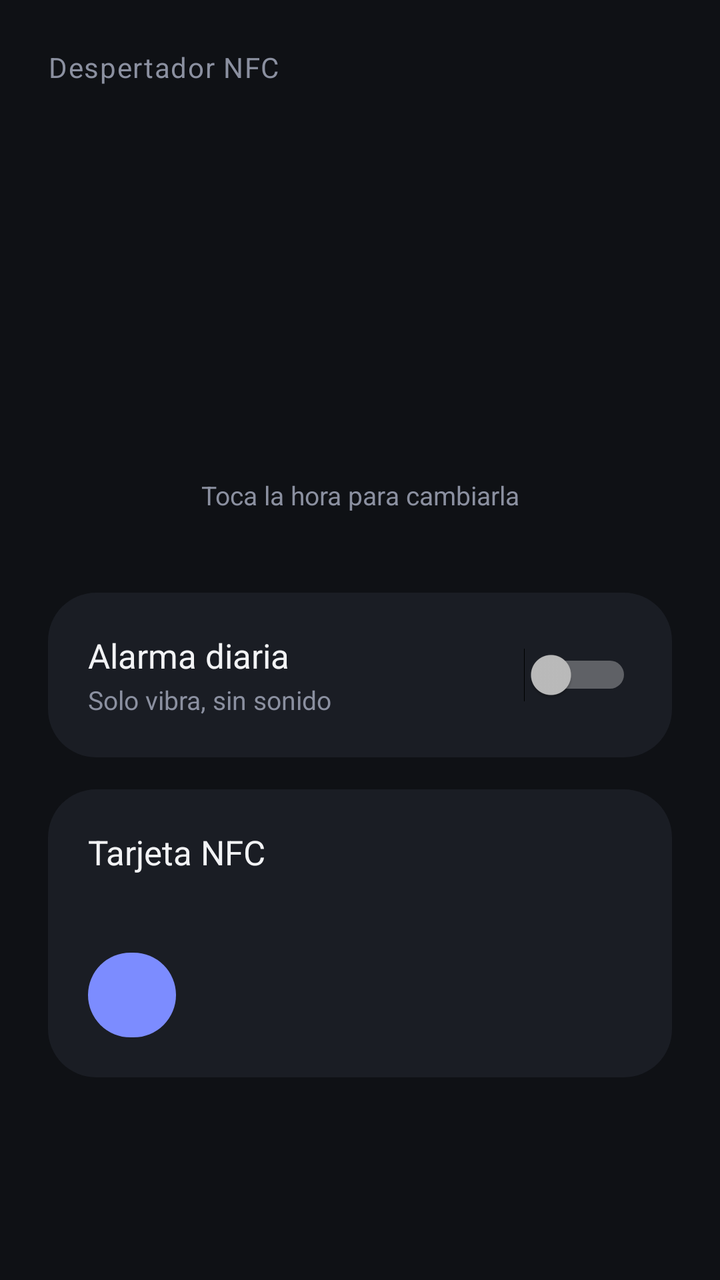
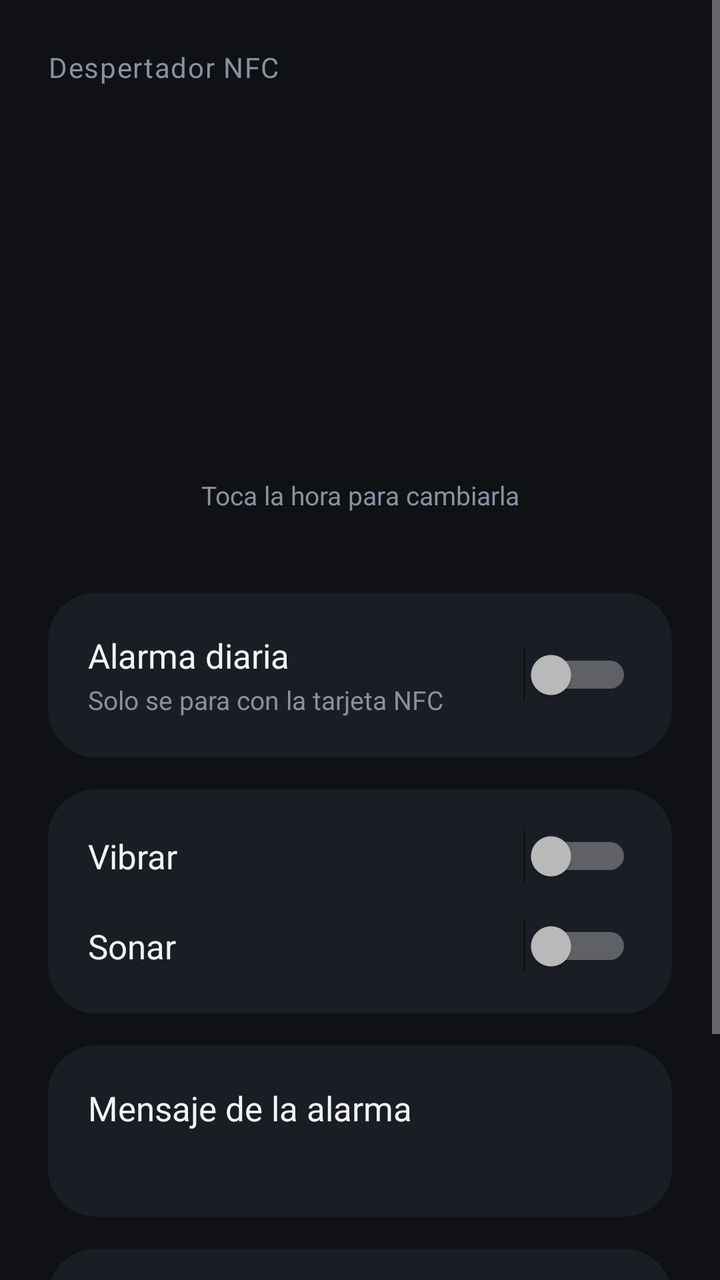

Compare the two renders of this Android layout. The source of the first and the diff that turns it into the second are given below.
<!-- AndroidManifest.xml: application theme AppTheme -->
<!-- res/layout/main.xml -->
<?xml version="1.0" encoding="utf-8"?>
<FrameLayout xmlns:android="http://schemas.android.com/apk/res/android"
    android:layout_width="match_parent"
    android:layout_height="match_parent"
    android:fitsSystemWindows="true">

    
    <ScrollView
        android:id="@+id/normal"
        android:layout_width="match_parent"
        android:layout_height="match_parent"
        android:fillViewport="true">

        <LinearLayout
            android:layout_width="match_parent"
            android:layout_height="wrap_content"
            android:orientation="vertical"
            android:padding="24dp">

            <TextView
                android:layout_width="wrap_content"
                android:layout_height="wrap_content"
                android:text="@string/app_name"
                android:textColor="@color/tenue"
                android:textSize="14sp"
                android:letterSpacing="0.04" />

            <TextView
                android:id="@+id/hora"
                android:layout_width="match_parent"
                android:layout_height="wrap_content"
                android:layout_marginTop="40dp"
                android:fontFamily="sans-serif-light"
                android:gravity="center"
                android:textColor="@color/texto"
                android:textSize="96sp" />

            <TextView
                android:id="@+id/estado"
                android:layout_width="match_parent"
                android:layout_height="wrap_content"
                android:gravity="center"
                android:textColor="@color/acento"
                android:textSize="16sp" />

            <TextView
                android:layout_width="match_parent"
                android:layout_height="wrap_content"
                android:layout_marginTop="6dp"
                android:gravity="center"
                android:text="@string/toca_hora"
                android:textColor="@color/tenue"
                android:textSize="13sp" />

            <LinearLayout
                android:layout_width="match_parent"
                android:layout_height="wrap_content"
                android:layout_marginTop="40dp"
                android:background="@drawable/card_bg"
                android:gravity="center_vertical"
                android:orientation="horizontal"
                android:padding="20dp">

                <LinearLayout
                    android:layout_width="0dp"
                    android:layout_height="wrap_content"
                    android:layout_weight="1"
                    android:orientation="vertical">

                    <TextView
                        android:layout_width="wrap_content"
                        android:layout_height="wrap_content"
                        android:text="@string/alarma_diaria"
                        android:textColor="@color/texto"
                        android:textSize="17sp" />

                    <TextView
                        android:layout_width="wrap_content"
                        android:layout_height="wrap_content"
                        android:layout_marginTop="2dp"
                        android:text="@string/solo_vibra"
                        android:textColor="@color/tenue"
                        android:textSize="13sp" />
                </LinearLayout>

                <Switch
                    android:id="@+id/activa"
                    android:layout_width="wrap_content"
                    android:layout_height="wrap_content" />
            </LinearLayout>

            <LinearLayout
                android:layout_width="match_parent"
                android:layout_height="wrap_content"
                android:layout_marginTop="16dp"
                android:background="@drawable/card_bg"
                android:orientation="vertical"
                android:padding="20dp">

                <TextView
                    android:layout_width="wrap_content"
                    android:layout_height="wrap_content"
                    android:text="@string/tarjeta"
                    android:textColor="@color/texto"
                    android:textSize="17sp" />

                <TextView
                    android:id="@+id/tarjeta_estado"
                    android:layout_width="match_parent"
                    android:layout_height="wrap_content"
                    android:layout_marginTop="4dp"
                    android:textColor="@color/tenue"
                    android:textSize="14sp" />

                <TextView
                    android:id="@+id/registrar"
                    android:layout_width="wrap_content"
                    android:layout_height="wrap_content"
                    android:layout_marginTop="16dp"
                    android:background="@drawable/btn_bg"
                    android:paddingLeft="22dp"
                    android:paddingTop="11dp"
                    android:paddingRight="22dp"
                    android:paddingBottom="11dp"
                    android:textColor="#0F1115"
                    android:textSize="15sp"
                    android:textStyle="bold" />
            </LinearLayout>

            <TextView
                android:id="@+id/aviso_nfc"
                android:layout_width="match_parent"
                android:layout_height="wrap_content"
                android:layout_marginTop="16dp"
                android:gravity="center"
                android:padding="8dp"
                android:text="@string/nfc_apagado"
                android:textColor="@color/alarma"
                android:textSize="14sp"
                android:visibility="gone" />
        </LinearLayout>
    </ScrollView>

    
    <LinearLayout
        android:id="@+id/sonando"
        android:layout_width="match_parent"
        android:layout_height="match_parent"
        android:background="@color/alarma"
        android:gravity="center"
        android:orientation="vertical"
        android:padding="32dp"
        android:visibility="gone">

        <TextView
            android:id="@+id/sonando_hora"
            android:layout_width="wrap_content"
            android:layout_height="wrap_content"
            android:fontFamily="sans-serif-light"
            android:textColor="#FFFFFF"
            android:textSize="96sp" />

        <TextView
            android:layout_width="wrap_content"
            android:layout_height="wrap_content"
            android:text="@string/sonando_titulo"
            android:textColor="#FFFFFF"
            android:textSize="24sp"
            android:textStyle="bold" />

        <TextView
            android:id="@+id/sonando_texto"
            android:layout_width="wrap_content"
            android:layout_height="wrap_content"
            android:layout_marginTop="16dp"
            android:gravity="center"
            android:text="@string/sonando_texto"
            android:textColor="#FFFFFF"
            android:textSize="17sp" />
    </LinearLayout>
</FrameLayout>
<!-- resources referenced by this layout -->
<resources>
  <color name="acento">#7C8CFF</color>
  <color name="alarma">#E5484D</color>
  <color name="tenue">#8B90A0</color>
  <color name="texto">#F2F3F5</color>
  <!-- drawable btn_bg (drawable) -->
  <?xml version="1.0" encoding="utf-8"?>
  <ripple xmlns:android="http://schemas.android.com/apk/res/android" android:color="#33FFFFFF">
      <item>
          <shape android:shape="rectangle">
              <solid android:color="@color/acento" />
              <corners android:radius="100dp" />
          </shape>
      </item>
  </ripple>
  <!-- drawable card_bg (drawable) -->
  <?xml version="1.0" encoding="utf-8"?>
  <shape xmlns:android="http://schemas.android.com/apk/res/android" android:shape="rectangle">
      <solid android:color="@color/tarjeta" />
      <corners android:radius="24dp" />
  </shape>
  <string name="alarma_diaria">Alarma diaria</string>
  <string name="app_name">Despertador NFC</string>
  <string name="nfc_apagado">El NFC está apagado. Toca aquí para encenderlo.</string>
  <string name="solo_vibra">Solo vibra, sin sonido</string>
  <string name="sonando_texto">Desbloquea el teléfono y acerca tu tarjeta NFC para pararla</string>
  <string name="sonando_titulo">Alarma</string>
  <string name="tarjeta">Tarjeta NFC</string>
  <string name="toca_hora">Toca la hora para cambiarla</string>
  <style name="AppTheme" parent="android:Theme.Material.NoActionBar">
          <item name="android:windowBackground">@color/fondo</item>
          <item name="android:statusBarColor">@color/fondo</item>
          <item name="android:navigationBarColor">@color/fondo</item>
          <item name="android:colorAccent">@color/acento</item>
          <item name="android:textColorPrimary">@color/texto</item>
      </style>
  <color name="tarjeta">#1A1D24</color>
  <color name="fondo">#0F1115</color>
</resources>

<!-- the commit's change to res/layout/main.xml (unified diff, before → after) -->
@@ -78,7 +78,7 @@
                         android:layout_width="wrap_content"
                         android:layout_height="wrap_content"
                         android:layout_marginTop="2dp"
-                        android:text="@string/solo_vibra"
+                        android:text="@string/solo_tarjeta"
                         android:textColor="@color/tenue"
                         android:textSize="13sp" />
                 </LinearLayout>
@@ -87,6 +87,57 @@
                     android:id="@+id/activa"
                     android:layout_width="wrap_content"
                     android:layout_height="wrap_content" />
+            </LinearLayout>
+
+            <LinearLayout
+                android:layout_width="match_parent"
+                android:layout_height="wrap_content"
+                android:layout_marginTop="16dp"
+                android:background="@drawable/card_bg"
+                android:orientation="vertical"
+                android:padding="20dp">
+
+                <Switch
+                    android:id="@+id/vibrar"
+                    android:layout_width="match_parent"
+                    android:layout_height="wrap_content"
+                    android:text="@string/vibrar"
+                    android:textColor="@color/texto"
+                    android:textSize="17sp" />
+
+                <Switch
+                    android:id="@+id/sonar"
+                    android:layout_width="match_parent"
+                    android:layout_height="wrap_content"
+                    android:layout_marginTop="18dp"
+                    android:text="@string/sonar"
+                    android:textColor="@color/texto"
+                    android:textSize="17sp" />
+            </LinearLayout>
+
+            <LinearLayout
+                android:id="@+id/mensaje_fila"
+                android:layout_width="match_parent"
+                android:layout_height="wrap_content"
+                android:layout_marginTop="16dp"
+                android:background="@drawable/card_bg"
+                android:orientation="vertical"
+                android:padding="20dp">
+
+                <TextView
+                    android:layout_width="wrap_content"
+                    android:layout_height="wrap_content"
+                    android:text="@string/mensaje"
+                    android:textColor="@color/texto"
+                    android:textSize="17sp" />
+
+                <TextView
+                    android:id="@+id/mensaje"
+                    android:layout_width="match_parent"
+                    android:layout_height="wrap_content"
+                    android:layout_marginTop="4dp"
+                    android:textColor="@color/tenue"
+                    android:textSize="14sp" />
             </LinearLayout>
 
             <LinearLayout
@@ -161,11 +212,12 @@
             android:textSize="96sp" />
 
         <TextView
-            android:layout_width="wrap_content"
-            android:layout_height="wrap_content"
-            android:text="@string/sonando_titulo"
+            android:id="@+id/sonando_titulo"
+            android:layout_width="wrap_content"
+            android:layout_height="wrap_content"
+            android:gravity="center"
             android:textColor="#FFFFFF"
-            android:textSize="24sp"
+            android:textSize="26sp"
             android:textStyle="bold" />
 
         <TextView
@@ -177,5 +229,20 @@
             android:text="@string/sonando_texto"
             android:textColor="#FFFFFF"
             android:textSize="17sp" />
+
+        <TextView
+            android:id="@+id/desbloquear"
+            android:layout_width="wrap_content"
+            android:layout_height="wrap_content"
+            android:layout_marginTop="32dp"
+            android:background="@drawable/btn_claro"
+            android:paddingLeft="28dp"
+            android:paddingTop="14dp"
+            android:paddingRight="28dp"
+            android:paddingBottom="14dp"
+            android:text="@string/desbloquear"
+            android:textColor="@color/alarma"
+            android:textSize="17sp"
+            android:textStyle="bold" />
     </LinearLayout>
 </FrameLayout>
<!-- resource entries referenced after the edit -->
@@ -14,6 +14,16 @@
           </shape>
       </item>
   </ripple>
+  <!-- drawable btn_claro (drawable) -->
+  <?xml version="1.0" encoding="utf-8"?>
+  <ripple xmlns:android="http://schemas.android.com/apk/res/android" android:color="#33000000">
+      <item>
+          <shape android:shape="rectangle">
+              <solid android:color="#FFFFFF" />
+              <corners android:radius="100dp" />
+          </shape>
+      </item>
+  </ripple>
   <!-- drawable card_bg (drawable) -->
   <?xml version="1.0" encoding="utf-8"?>
   <shape xmlns:android="http://schemas.android.com/apk/res/android" android:shape="rectangle">
@@ -22,12 +32,15 @@
   </shape>
   <string name="alarma_diaria">Alarma diaria</string>
   <string name="app_name">Despertador NFC</string>
+  <string name="desbloquear">Desbloquear</string>
+  <string name="mensaje">Mensaje de la alarma</string>
   <string name="nfc_apagado">El NFC está apagado. Toca aquí para encenderlo.</string>
-  <string name="solo_vibra">Solo vibra, sin sonido</string>
-  <string name="sonando_texto">Desbloquea el teléfono y acerca tu tarjeta NFC para pararla</string>
-  <string name="sonando_titulo">Alarma</string>
+  <string name="solo_tarjeta">Solo se para con la tarjeta NFC</string>
+  <string name="sonando_texto">Desbloquea el teléfono y después acerca tu tarjeta NFC</string>
+  <string name="sonar">Sonar</string>
   <string name="tarjeta">Tarjeta NFC</string>
   <string name="toca_hora">Toca la hora para cambiarla</string>
+  <string name="vibrar">Vibrar</string>
   <style name="AppTheme" parent="android:Theme.Material.NoActionBar">
           <item name="android:windowBackground">@color/fondo</item>
           <item name="android:statusBarColor">@color/fondo</item>
